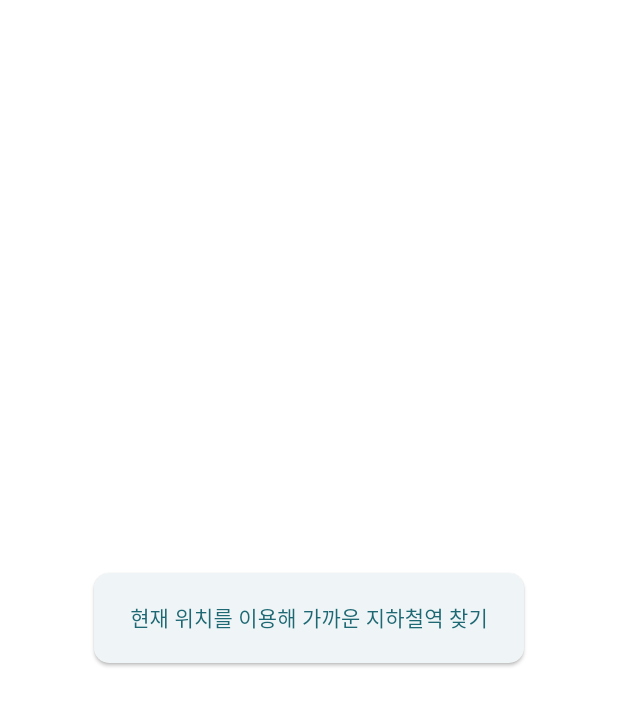
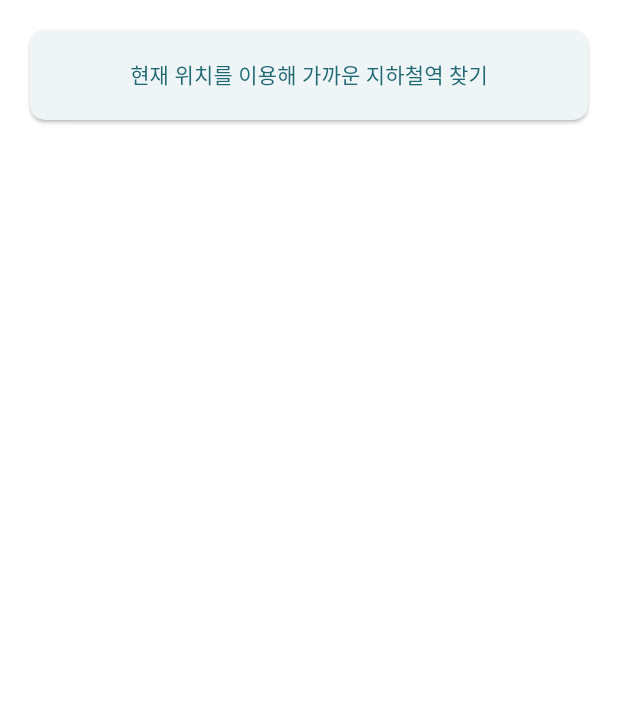
Before and after one commit to haechan29/this_station, a Flutter app: the screen it shows after launch, on a phone screen of 412 x 824 dp. Shown: the top 706 px of the screen. Run offline on Flutter 3.47's test engine with Material 3 defaults, Android fonts, the light colour scheme and no system bars; our stand-ins replace geolocator.

Commit message:
가까운 지하철 리스트 UI 추가

```diff
--- a/lib/main.dart
+++ b/lib/main.dart
@@ -45,7 +45,31 @@ class _MyHomePageState extends State<MyHomePage> {
       body: Container(
         color: Colors.white,
         child: Center(
+          child: Column(
+            children: [
+              if (_nearestStationsByLine != null)
+                Expanded(
+                  child: ListView.builder(
+                    itemCount: _nearestStationsByLine!.length,
+                    itemBuilder: (context, index) {
+                      final entry = _nearestStationsByLine!.entries.elementAt(index);
+                      final line = entry.key;
+                      final station = entry.value.station;
+                      final dist = entry.value.distance;
+
+                      return ListTile(
+                        title: Text('${station.name}'),
+                        subtitle: Text('$line • ${_formatDistance(dist)}'),
+                        leading: const Icon(Icons.train),
+                      );
+                    },
+                  ),
+                ),
+              const SizedBox(height: 20), // 버튼 위 마진
+              Padding(
+                padding: const EdgeInsets.symmetric(horizontal: 20),
                 child: SizedBox(
+                  width: double.infinity,
                   height: 60,
                   child: ElevatedButton(
                     onPressed: () async {
@@ -69,6 +93,10 @@ class _MyHomePageState extends State<MyHomePage> {
                           )
                         : const Text('현재 위치를 이용해 가까운 지하철역 찾기'),
                   )
+                )
+              ),
+              const SizedBox(height: 20), // 버튼 아래 마진
+            ]
           )
         ),
       )
@@ -144,4 +172,12 @@ class _MyHomePageState extends State<MyHomePage> {
     final List<dynamic> jsonList = json.decode(jsonString);
     return jsonList.map((e) => SubwayStation.fromJson(e)).toList();
   }
+
+  String _formatDistance(double meters) {
+    if (meters >= 1000) {
+      return '${(meters / 1000).toStringAsFixed(2)} km';
+    } else {
+      return '${meters.toStringAsFixed(0)} m';
     }
+  }
+}
```
Lines whose indentation alone changed are shown as unchanged.
